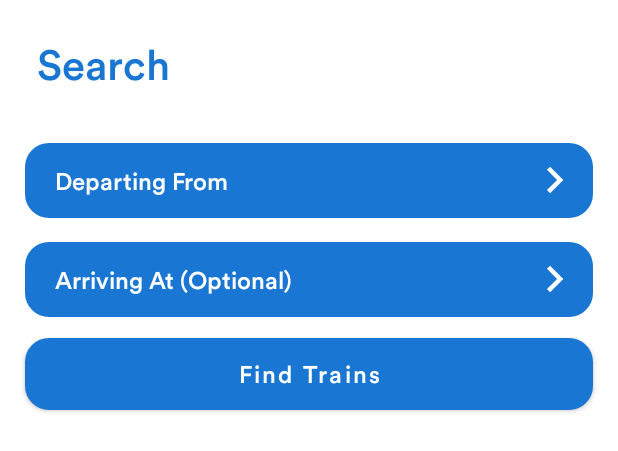
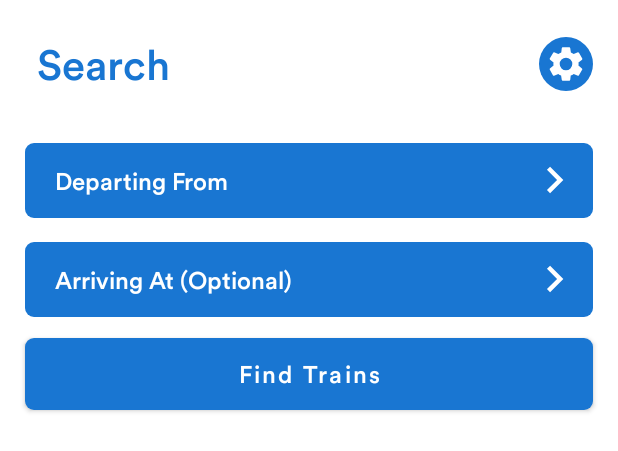
Before and after one commit to charlie-niekirk/TrainTimes, an Android app: the layout fragment_home.xml on its own in the app's theme, with its tools: preview values and no code run, on a phone screen of 412 x 824 dp. Shown: the top 451 px of the screen. Run offline under Robolectric (Android 15) with nearby library versions, the phone set to English and light mode, and no system bars.

Commit message:
Updated loads.

```diff
--- /dev/null
+++ b/app/src/main/res/drawable/circular_bg.xml
@@ -0,0 +1,5 @@
+<?xml version="1.0" encoding="utf-8"?>
+<shape android:shape="oval"
+    xmlns:android="http://schemas.android.com/apk/res/android">
+    <solid android:color="@color/colorAccent"/>
+</shape>
--- /dev/null
+++ b/app/src/main/res/drawable/ic_settings.xml
@@ -0,0 +1,9 @@
+<vector xmlns:android="http://schemas.android.com/apk/res/android"
+        android:width="24dp"
+        android:height="24dp"
+        android:viewportWidth="24"
+        android:viewportHeight="24">
+    <path
+        android:fillColor="#FF000000"
+        android:pathData="M19.1,12.9a2.8,2.8 0,0 0,0.1 -0.9,2.8 2.8,0 0,0 -0.1,-0.9l2.1,-1.6a0.7,0.7 0,0 0,0.1 -0.6L19.4,5.5a0.7,0.7 0,0 0,-0.6 -0.2l-2.4,1a6.5,6.5 0,0 0,-1.6 -0.9l-0.4,-2.6a0.5,0.5 0,0 0,-0.5 -0.4H10.1a0.5,0.5 0,0 0,-0.5 0.4L9.3,5.4a5.6,5.6 0,0 0,-1.7 0.9l-2.4,-1a0.4,0.4 0,0 0,-0.5 0.2l-2,3.4c-0.1,0.2 0,0.4 0.2,0.6l2,1.6a2.8,2.8 0,0 0,-0.1 0.9,2.8 2.8,0 0,0 0.1,0.9L2.8,14.5a0.7,0.7 0,0 0,-0.1 0.6l1.9,3.4a0.7,0.7 0,0 0,0.6 0.2l2.4,-1a6.5,6.5 0,0 0,1.6 0.9l0.4,2.6a0.5,0.5 0,0 0,0.5 0.4h3.8a0.5,0.5 0,0 0,0.5 -0.4l0.3,-2.6a5.6,5.6 0,0 0,1.7 -0.9l2.4,1a0.4,0.4 0,0 0,0.5 -0.2l2,-3.4c0.1,-0.2 0,-0.4 -0.2,-0.6ZM12,15.6A3.6,3.6 0,1 1,15.6 12,3.6 3.6,0 0,1 12,15.6Z"/>
+</vector>
--- a/app/src/main/res/drawable/rounded_search_shape.xml
+++ b/app/src/main/res/drawable/rounded_search_shape.xml
@@ -2,5 +2,5 @@
 <shape android:shape="rectangle"
     xmlns:android="http://schemas.android.com/apk/res/android">
     <solid android:color="@color/colorFragSearch"/>
-    <corners android:radius="16dp"/>
+    <corners android:radius="6dp"/>
 </shape>
--- a/app/src/main/res/layout/fragment_home.xml
+++ b/app/src/main/res/layout/fragment_home.xml
@@ -24,6 +24,19 @@
         app:layout_constraintTop_toTopOf="parent"
         android:layout_marginTop="25dp"
         tools:text="Search" />
+
+    <ImageView
+        android:id="@+id/btn_settings"
+        android:layout_width="36dp"
+        android:layout_height="36dp"
+        app:layout_constraintEnd_toEndOf="@id/search_select_dep_station"
+        app:layout_constraintTop_toTopOf="@id/home_title"
+        app:layout_constraintBottom_toBottomOf="@id/home_title"
+        android:padding="4dp"
+        android:src="@drawable/ic_settings"
+        android:tint="@color/colorPrimary"
+        android:background="@drawable/circular_bg" />
+
 
     <androidx.constraintlayout.widget.ConstraintLayout
         android:id="@+id/search_select_dep_station"
@@ -110,7 +123,7 @@
         android:textColor="@color/colorPrimary"
         android:textSize="16sp"
         app:backgroundTint="@color/colorAccent"
-        app:cornerRadius="16dp"
+        app:cornerRadius="6dp"
         app:layout_constraintBottom_toTopOf="@id/home_services_list"
         app:layout_constraintEnd_toEndOf="@id/search_select_dep_station"
         app:layout_constraintStart_toStartOf="@id/search_select_dep_station"
--- a/app/src/main/res/values-night/colors.xml
+++ b/app/src/main/res/values-night/colors.xml
@@ -1,10 +1,10 @@
 <?xml version="1.0" encoding="utf-8"?>
 <resources>
-    <color name="colorPrimary">#000000</color>
+    <color name="colorPrimary">#121212</color>
     <color name="transPrimary">#30000000</color>
     <color name="colorPrimaryDark">#81D4FA</color>
     <color name="colorAccent">#FFFFFF</color>
-    <color name="colorBackground">#000000</color>
+    <color name="colorBackground">#121212</color>
     <color name="colorPrimaryOff">#2000BCD4</color>
     <color name="colorFragSearch">#81D4FA</color>
     <color name="colorRed">#ef9a9a</color>
--- a/app/src/main/res/values/strings.xml
+++ b/app/src/main/res/values/strings.xml
@@ -18,4 +18,5 @@
     <string name="departure_background_transition">departureBackgroundTransition</string>
     <string name="planner">Plan</string>
     <string name="search_hint_focused">Station Name</string>
+    <string name="settings">Settings</string>
 </resources>
--- a/app/src/main/res/values/styles.xml
+++ b/app/src/main/res/values/styles.xml
@@ -7,6 +7,8 @@
         <item name="colorPrimaryDark">@color/colorPrimaryDark</item>
         <item name="colorAccent">@color/colorAccent</item>
         <item name="android:statusBarColor">@color/colorPrimary</item>
+        <item name="android:fontFamily">@font/circularstd</item>
+        <item name="preferenceTheme">@style/AppTheme.PreferenceThemeOverlay</item>
     </style>
 
     <style name="Widget.BottomNavigationView"
@@ -15,4 +17,8 @@
         <item name="colorSurface">@android:color/transparent</item>
     </style>
 
+    <style name="AppTheme.PreferenceThemeOverlay" parent="@style/PreferenceThemeOverlay">
+        <item name="android:layout">@layout/preferences_layout</item>
+    </style>
+
 </resources>
```
Also changed, not shown: app/build.gradle (+11 -2 lines), app/src/main/java/com/cniekirk/traintimes/ui/main/HomeFragment.kt (+10 -0 lines), app/src/main/java/com/cniekirk/traintimes/ui/main/SettingsFragment.kt (added, +24 -0 lines), app/src/main/res/drawable/ic_geek_mode.xml (added, +9 -0 lines), app/src/main/res/layout/preferences_layout.xml (added, +30 -0 lines), app/src/main/res/navigation/nav_graph.xml (+7 -0 lines), app/src/main/res/xml/preferences.xml (added, +11 -0 lines), 1 other file.
